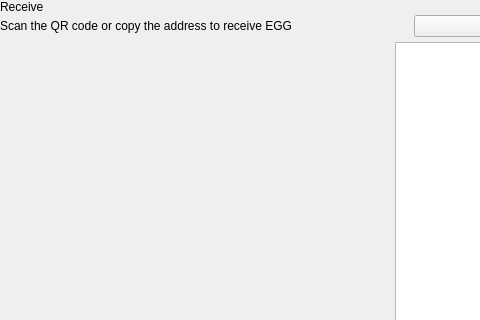
Qt form src/qt/pivx/forms/receivewidget.ui (KingricharVD/NestEGG) before a commit; both pictures show x 0 to 480 and y 0 to 320 of the 629 by 629 pixel window.
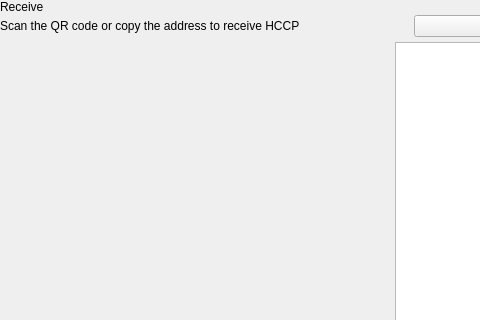
The same form after that commit. Custom widgets are drawn as their Qt base class.

Patch:
```diff
--- a/src/qt/pivx/forms/receivewidget.ui
+++ b/src/qt/pivx/forms/receivewidget.ui
@@ -78,7 +78,7 @@
             <item alignment="Qt::AlignTop">
              <widget class="QLabel" name="labelSubtitle1">
               <property name="text">
-               <string>Scan the QR code or copy the address to receive EGG</string>
+               <string>Scan the QR code or copy the address to receive HCCP</string>
               </property>
              </widget>
             </item>
```
